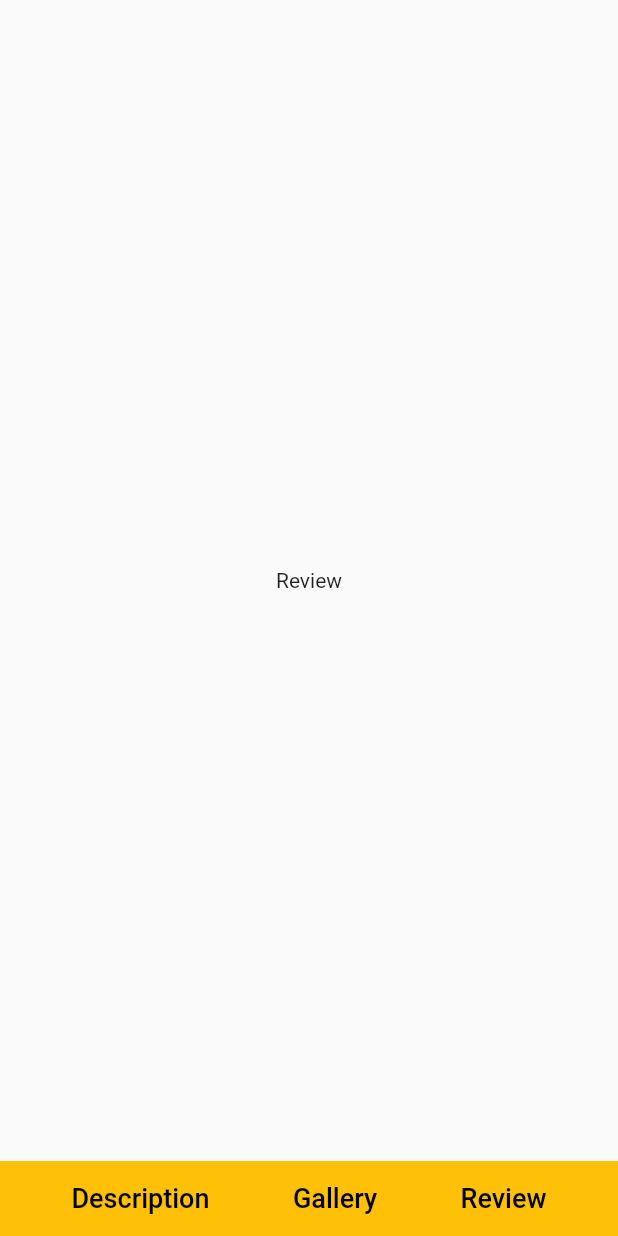
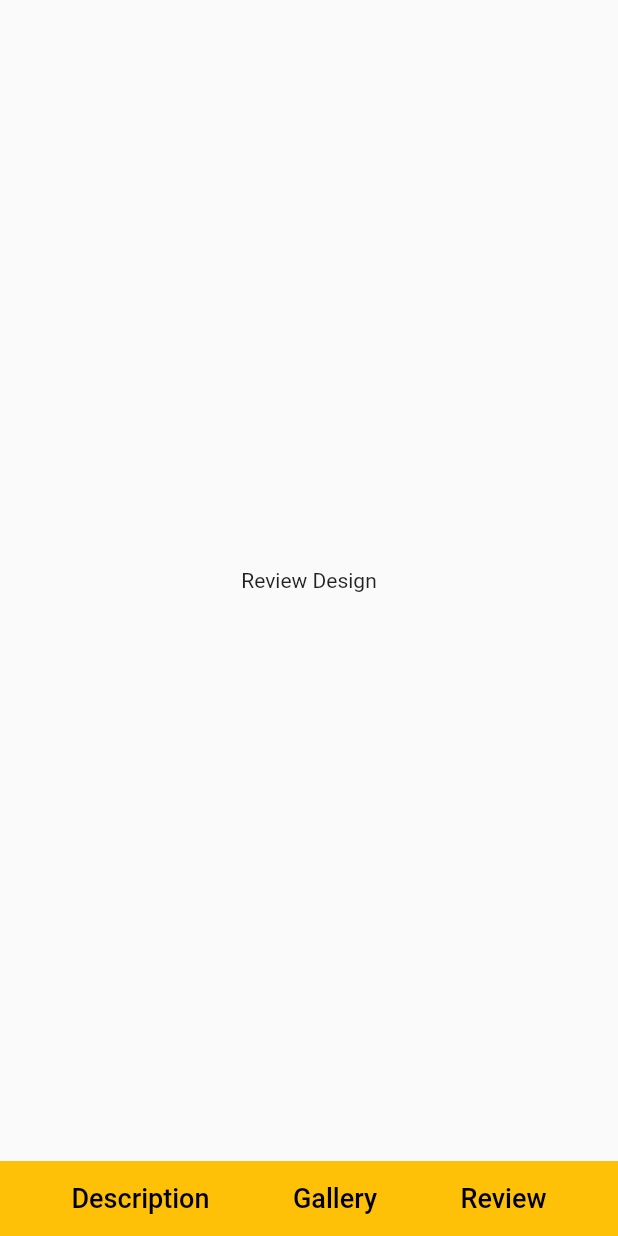
Before and after one commit to sojibsjoy/afia_mumu_project, a Flutter app: the TestView screen opened directly, item 3 of the bottom bar chosen, on a phone screen of 412 x 824 dp. Run offline on Flutter 3.47's test engine with Material 2 defaults, Android fonts, the phone set to English and light mode, and no system bars.

Commit message:
Test View File Modified

```diff
--- a/lib/pages/test_view.dart
+++ b/lib/pages/test_view.dart
@@ -80,7 +80,7 @@ class _TestViewState extends State<TestView> {
       case 1:
         return galleryView();
       case 2:
-        return Text("Review");
+        return Text("Review Design");
       default:
         return descriptionView();
     }
```
